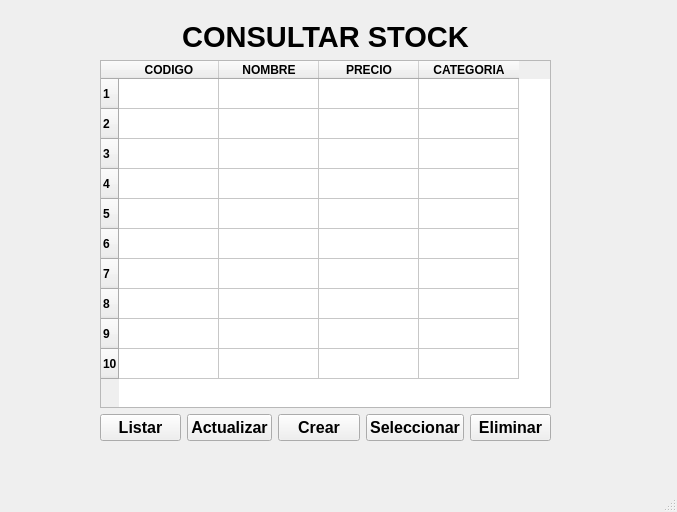
LAZAVIA/Ezequiel, file Views/Stock/consultar_stock.ui: the form before one commit.
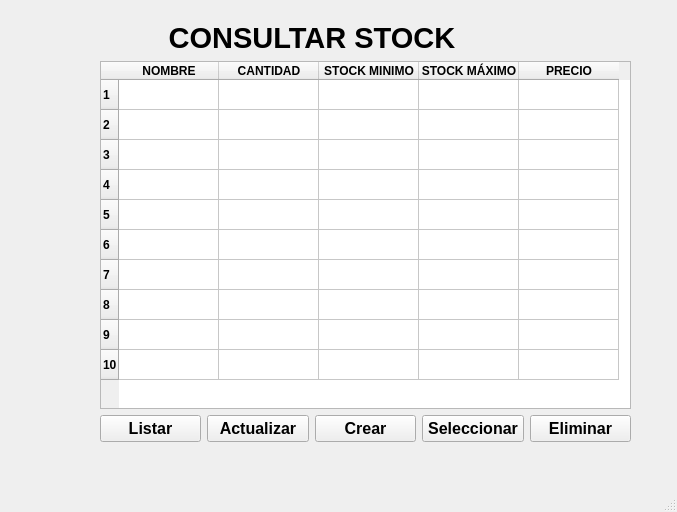
The form after the commit.

```diff
--- a/Views/Stock/consultar_stock.ui
+++ b/Views/Stock/consultar_stock.ui
@@ -14,18 +14,18 @@
    <string>MainWindow</string>
   </property>
   <widget class="QWidget" name="centralwidget">
-   <widget class="QWidget" name="layoutWidget">
+   <widget class="QWidget" name="">
     <property name="geometry">
      <rect>
       <x>100</x>
-      <y>20</y>
-      <width>451</width>
+      <y>21</y>
+      <width>531</width>
       <height>421</height>
      </rect>
     </property>
     <layout class="QGridLayout" name="gridLayout">
-     <item row="0" column="0" colspan="5">
-      <widget class="QLabel" name="lbl_consultar_stock">
+     <item row="0" column="0" colspan="4">
+      <widget class="QLabel" name="label">
        <property name="font">
         <font>
          <pointsize>22</pointsize>
@@ -62,26 +62,31 @@
        <row/>
        <row/>
        <row/>
-       <column>
-        <property name="text">
-         <string>CODIGO</string>
-        </property>
-       </column>
        <column>
         <property name="text">
          <string>NOMBRE</string>
         </property>
        </column>
+       <column>
+        <property name="text">
+         <string>CANTIDAD</string>
+        </property>
+       </column>
+       <column>
+        <property name="text">
+         <string>STOCK MINIMO</string>
+        </property>
+       </column>
+       <column>
+        <property name="text">
+         <string>STOCK MÁXIMO</string>
+        </property>
+       </column>
        <column>
         <property name="text">
          <string>PRECIO</string>
         </property>
        </column>
-       <column>
-        <property name="text">
-         <string>CATEGORIA</string>
-        </property>
-       </column>
       </widget>
      </item>
      <item row="2" column="0">
```
Left out of the diff: 6 changed lines with no effect on the pictures.
